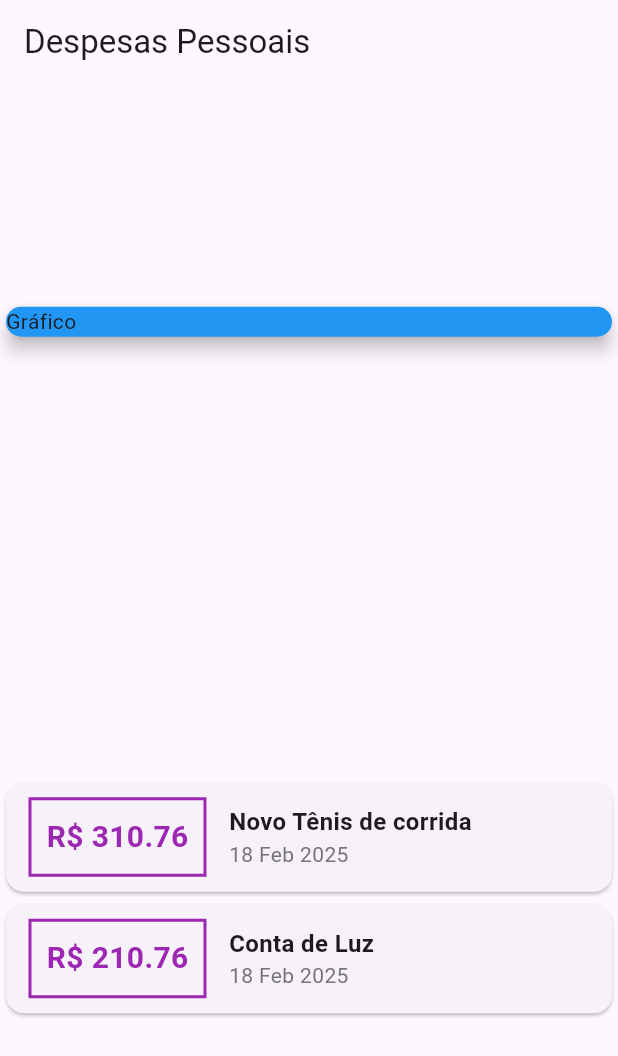
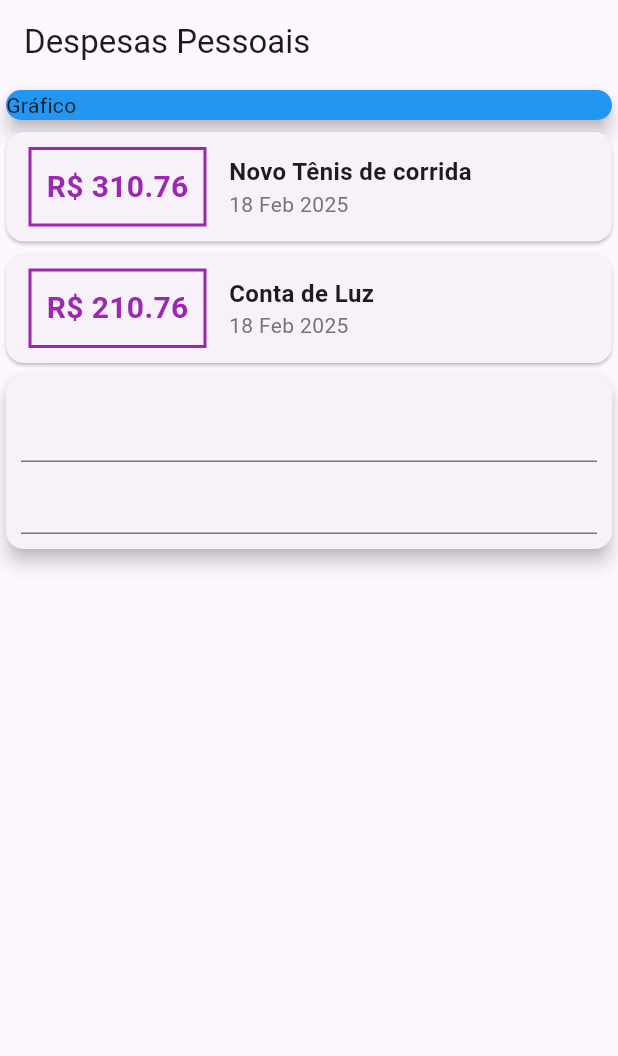
Before and after one commit to jeffersonf-alves/expenses, a Flutter app: the screen it shows after launch, on a phone screen of 412 x 824 dp. Shown: the top 1056 px of the screen. Run offline on Flutter 3.47's test engine with Material 3 defaults, Android fonts, the phone set to English and light mode, and no system bars.

```diff
--- a/lib/main.dart
+++ b/lib/main.dart
@@ -62,7 +62,7 @@ class MyHomePage extends StatelessWidget {
           title: Text('Despesas Pessoais'),
         ),
         body: Column(
-          mainAxisAlignment: MainAxisAlignment.spaceAround,
+
           crossAxisAlignment: CrossAxisAlignment.stretch,
           children: <Widget>[
               Container(
@@ -124,6 +124,20 @@ class MyHomePage extends StatelessWidget {
                       ),
                   );
                 }).toList(),
+              ),
+              Card(
+                elevation: 5,
+                child: Container(
+                  padding: EdgeInsets.all(10),
+                  child: Column(
+                  children: [
+                    TextField(),
+                    TextField(),
+
+                  ],
+                ),
+                )
+
               )
           ],
         )
```
